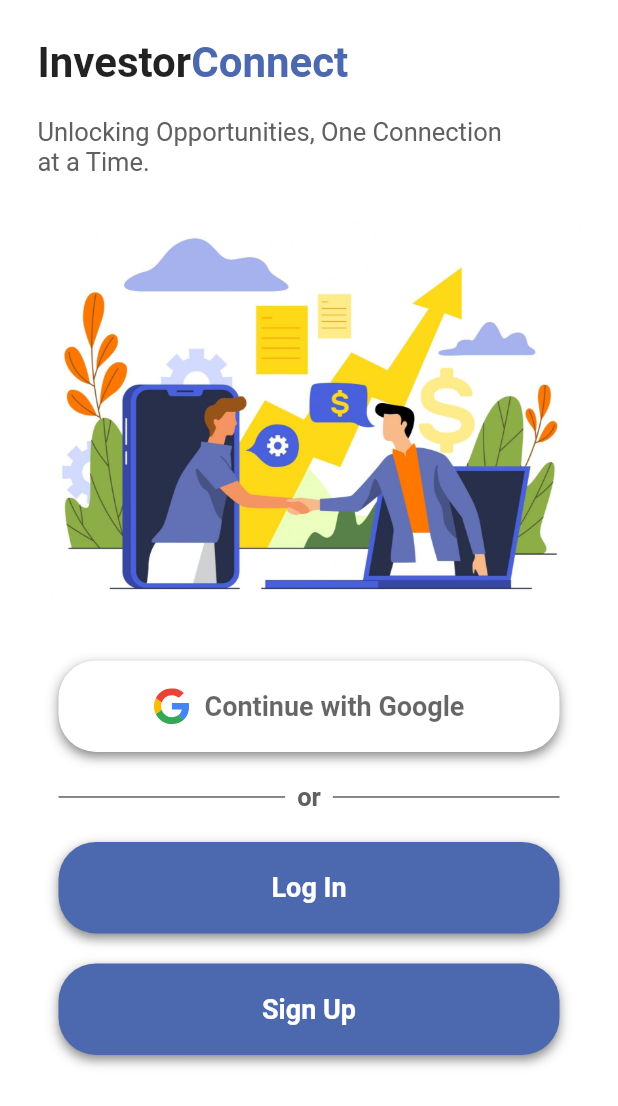
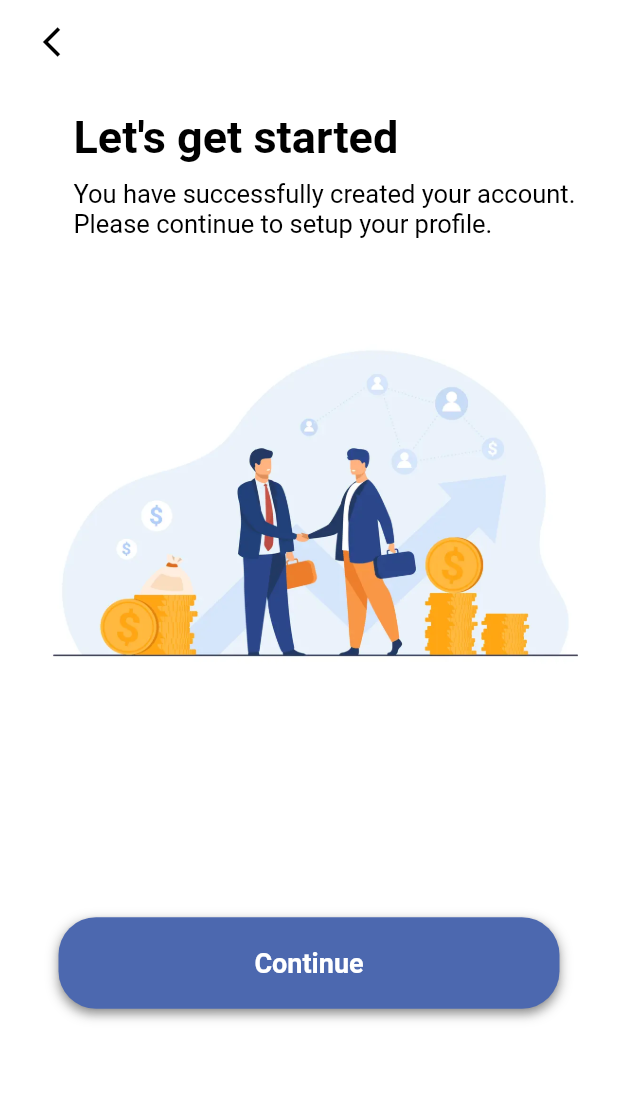
Before and after one commit to Omar-Arja/InvestorConnect, a Flutter app: the screen it shows after launch, on a phone screen of 412 x 824 dp. Shown: the top 1106 px of the screen. Run offline on Flutter 3.47's test engine with Material 2 defaults, Android fonts, the phone set to English and light mode, and no system bars; our stand-ins replace flutter_svg, shared_preferences.

Commit message:
[Client] Created setup profile first screen

```diff
--- a/app/client/lib/main.dart
+++ b/app/client/lib/main.dart
@@ -3,6 +3,7 @@ import 'package:shared_preferences/shared_preferences.dart';
 import 'package:client/screens/auth/authentication_screen.dart';
 import 'package:client/screens/auth/login_screen.dart';
 import 'package:client/screens/auth/signup_screen.dart';
+import 'package:client/screens/profile/setup_profile_screen.dart';
 
 void main() async {
   WidgetsFlutterBinding.ensureInitialized();
@@ -25,11 +26,12 @@ class App extends StatelessWidget {
       ),
       debugShowCheckedModeBanner: false,
       title: 'InvestorConnect',
-      initialRoute: '/auth',
+      initialRoute: '/setup_profile',
       routes: {
         '/auth': (context) => const AuthScreen(),
-        '/login': (context) => LoginScreen(),
-        '/signup': (context) => SignupScreen(),
+        '/login': (context) => LoginScreen(prefs),
+        '/signup': (context) => const SignupScreen(),
+        '/setup_profile':(context) => const SetupProfile(),
       },
     );
   }
--- /dev/null
+++ b/app/client/lib/screens/profile/setup_profile_screen.dart
@@ -0,0 +1,76 @@
+import 'package:client/widgets/custom_buttons.dart';
+import 'package:flutter/material.dart';
+import 'package:flutter/services.dart';
+
+class SetupProfile extends StatelessWidget {
+  const SetupProfile({super.key});
+
+  @override
+  Widget build(BuildContext context) {
+    return AnnotatedRegion(
+      value: const SystemUiOverlayStyle(
+        statusBarColor: Colors.transparent,
+        statusBarIconBrightness: Brightness.dark,
+      ),
+      child: Scaffold(
+        resizeToAvoidBottomInset: true,
+        backgroundColor: Colors.white,
+        appBar: AppBar(
+          backgroundColor: Colors.white,
+          elevation: 0,
+          iconTheme: const IconThemeData(color: Colors.black),
+          leading: IconButton(
+            padding: const EdgeInsets.only(left: 25),
+            icon: const Icon(Icons.arrow_back_ios),
+            onPressed: () => Navigator.of(context).pop(),
+          ),
+        ),
+        body: ListView(
+          keyboardDismissBehavior: ScrollViewKeyboardDismissBehavior.onDrag,
+          children: [
+            const SizedBox(height: 18,),
+            Container(
+              width: double.infinity,
+              padding: const EdgeInsets.symmetric(horizontal: 4, vertical: 0),
+              child: Column(
+                crossAxisAlignment: CrossAxisAlignment.start,
+                children: [
+                  const Padding(
+                    padding: EdgeInsets.fromLTRB(45, 0, 0, 0),
+                    child: Text(
+                      "Let's get started",
+                      style: TextStyle(
+                        fontSize: 30,
+                        fontWeight: FontWeight.bold,
+                        color: Colors.black,
+                      ),
+                    ),
+                  ),
+                  const SizedBox(height: 10,),
+                  const Padding(
+                    padding: EdgeInsets.fromLTRB(45, 0, 10, 0),
+                    child: Text(
+                      'You have successfully created your account.\nPlease continue to setup your profile.',
+                      style: TextStyle(
+                        fontSize: 17,
+                        color: Colors.black,
+                      ),
+                    ),
+                  ),
+                  const SizedBox(height: 50,),
+                  const Center(
+                    child: Image(
+                      image: AssetImage('assets/images/investor_connect_1.jpg'),
+                    )
+                  ),
+                  const SizedBox(height: 150,),
+                  Center(child: CustomButton(text: 'Continue', onPressed: () {}))
+                ],
+               )
+            ),
+          ],
+        ),
+      ),
+    );
+  }
+}
```
